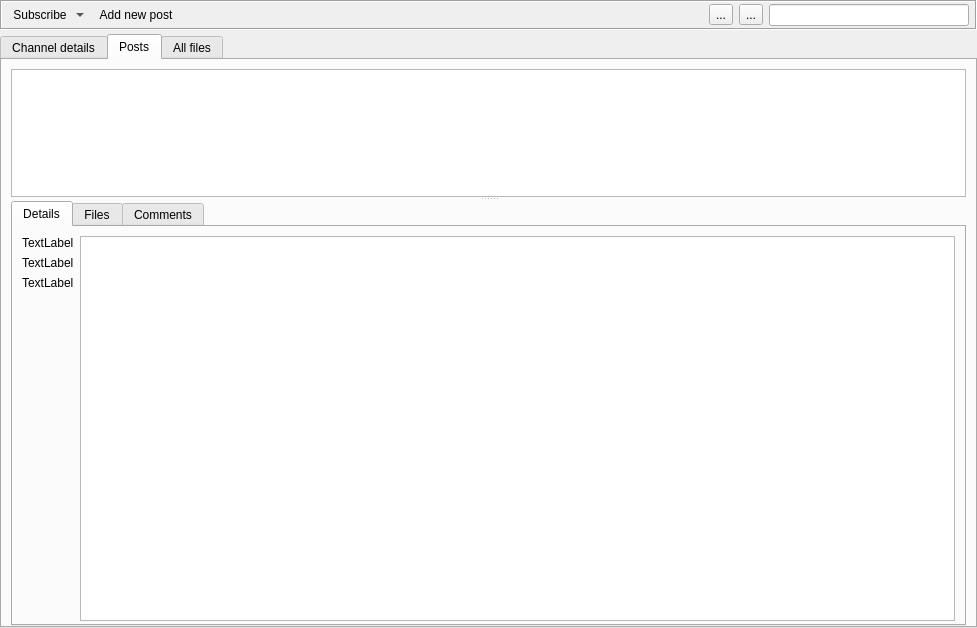
Before: the Qt Designer form retroshare-gui/src/gui/gxschannels/GxsChannelPostsWidgetWithModel.ui in RetroShare/RetroShare, drawn with Qt 5.
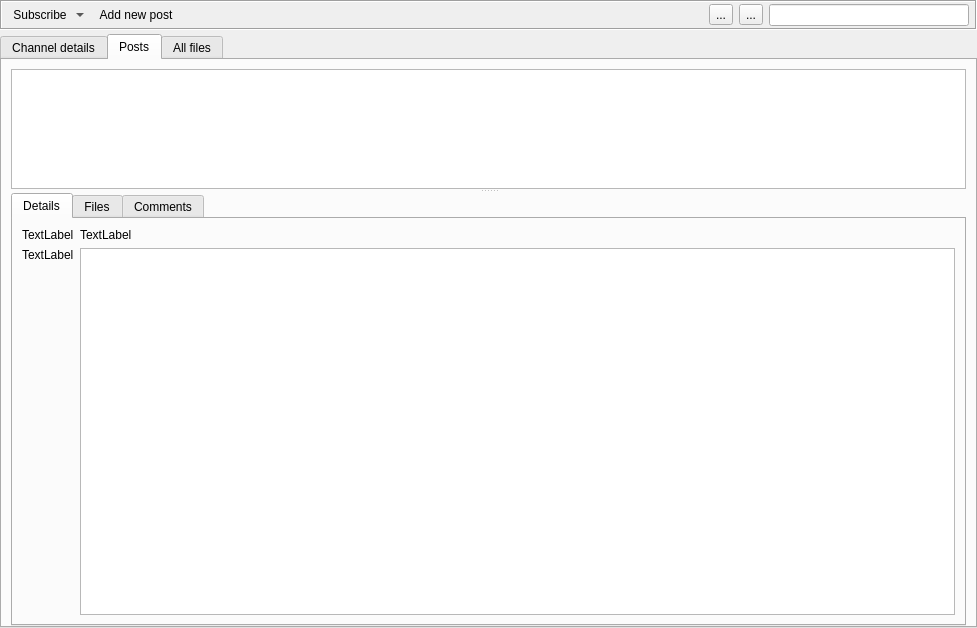
After: the same form once the commit is applied. Icons and pictures are not drawn. Custom widgets are drawn as their Qt base class.

Commit message: moved post title to top (deprecates #2052)

Diff of the .ui file:
```diff
--- a/retroshare-gui/src/gui/gxschannels/GxsChannelPostsWidgetWithModel.ui
+++ b/retroshare-gui/src/gui/gxschannels/GxsChannelPostsWidgetWithModel.ui
@@ -435,9 +435,6 @@
             <string>Details</string>
            </attribute>
            <layout class="QHBoxLayout" name="horizontalLayout_4">
-            <property name="bottomMargin">
-             <number>3</number>
-            </property>
             <item>
              <layout class="QVBoxLayout" name="verticalLayout_3">
               <item>
@@ -456,16 +453,6 @@
                 </property>
                </widget>
               </item>
-              <item>
-               <widget class="QLabel" name="postName_LB">
-                <property name="text">
-                 <string>TextLabel</string>
-                </property>
-                <property name="wordWrap">
-                 <bool>true</bool>
-                </property>
-               </widget>
-              </item>
               <item>
                <widget class="QLabel" name="postTime_LB">
                 <property name="text">
@@ -489,11 +476,22 @@
              </layout>
             </item>
             <item>
+             <layout class="QVBoxLayout" name="verticalLayout_6">
+              <item>
+               <widget class="QLabel" name="postName_LB">
+                <property name="text">
+                 <string>TextLabel</string>
+                </property>
+               </widget>
+              </item>
+              <item>
              <widget class="QTextBrowser" name="postDetails_TE">
               <property name="openExternalLinks">
                <bool>true</bool>
               </property>
              </widget>
+              </item>
+             </layout>
             </item>
            </layout>
           </widget>
```
Lines whose indentation alone changed are shown as unchanged. The commit also changes 1 other file.
